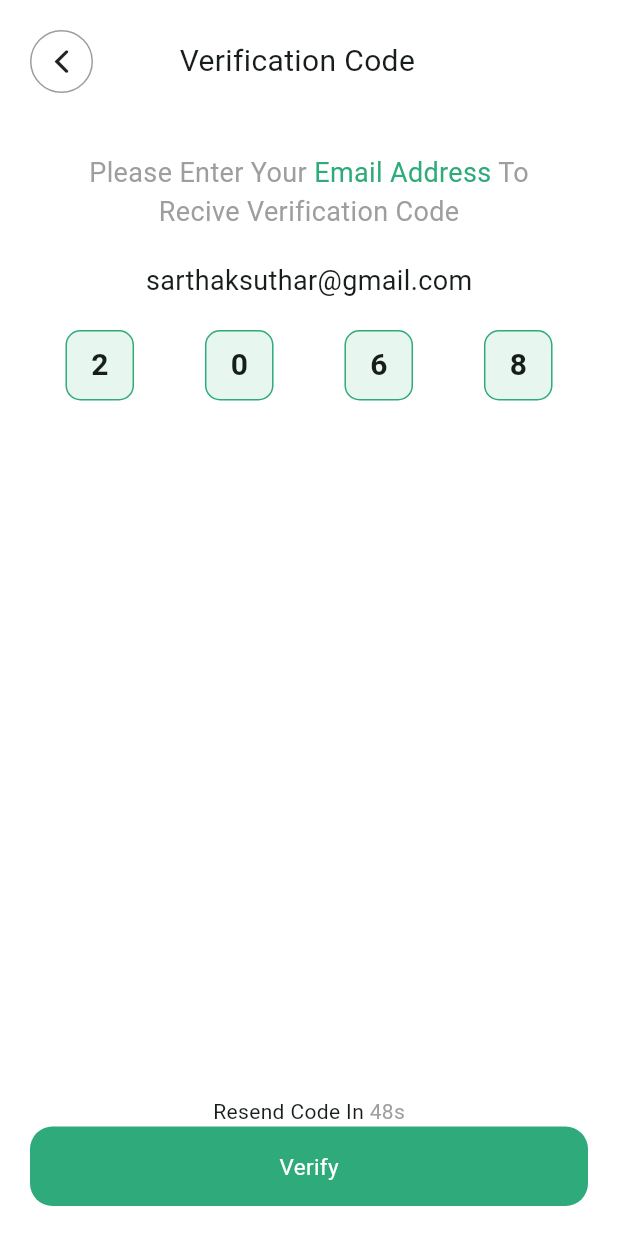
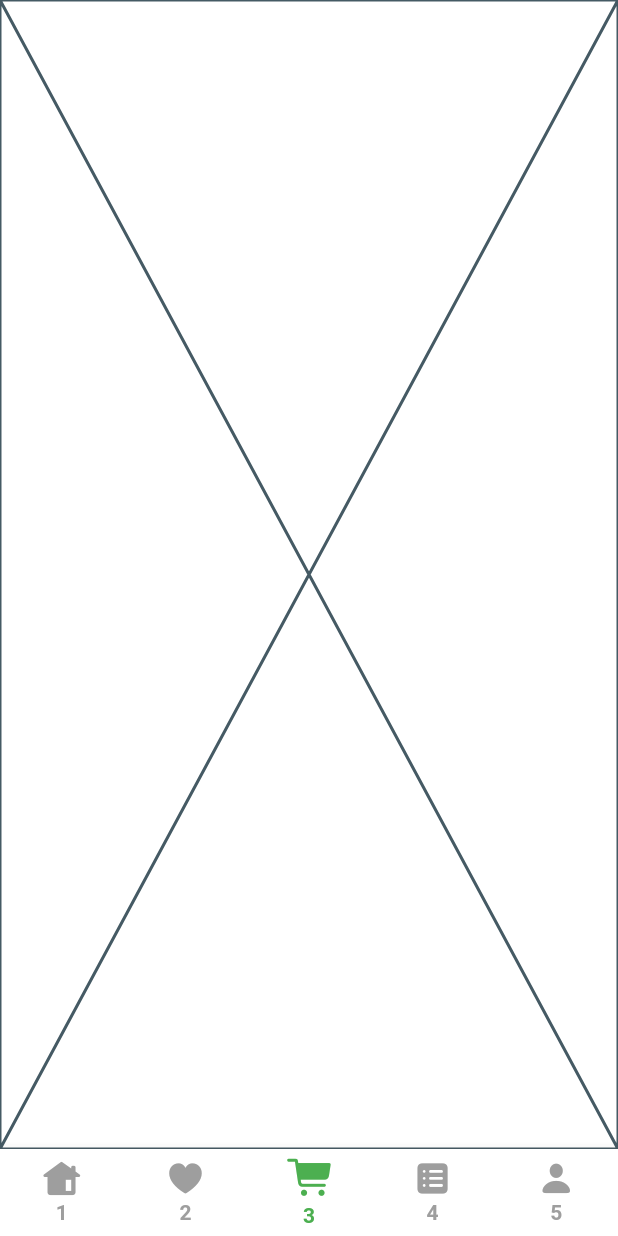
Before and after one commit to SarthakSuthar/Grocery-App, a Flutter app: the screen it shows after launch, on a phone screen of 412 x 824 dp. Run offline on Flutter 3.47's test engine with Material 3 defaults, Android fonts, the light colour scheme and no system bars; drawn by our look-alikes of stylish_bottom_bar.

Commit message:
Home Screen and new password screen added

```diff
--- /dev/null
+++ b/lib/MyCart/my_cart.dart
@@ -0,0 +1,15 @@
+import 'package:flutter/material.dart';
+
+class MyCart extends StatefulWidget {
+  const MyCart({super.key});
+
+  @override
+  State<MyCart> createState() => _MyCartState();
+}
+
+class _MyCartState extends State<MyCart> {
+  @override
+  Widget build(BuildContext context) {
+    return const Placeholder();
+  }
+}
--- /dev/null
+++ b/lib/home/home_screen.dart
@@ -0,0 +1,86 @@
+import 'package:flutter/cupertino.dart';
+import 'package:flutter/material.dart';
+import 'package:grocery_app/Dashboard/dashboard.dart';
+import 'package:grocery_app/MyCart/my_cart.dart';
+import 'package:grocery_app/MyFavourite/my_favourite.dart';
+import 'package:grocery_app/MyOrder/my_order.dart';
+import 'package:grocery_app/Profile/profile.dart';
+import 'package:stylish_bottom_bar/stylish_bottom_bar.dart';
+
+class HomeScreen extends StatefulWidget {
+  const HomeScreen({super.key});
+
+  @override
+  State<HomeScreen> createState() => _HomeScreenState();
+}
+
+class _HomeScreenState extends State<HomeScreen> {
+  @override
+  Widget build(BuildContext context) {
+    int _selectedIndex = 2;
+
+    List<Widget> _screen = [
+      const Dashboard(),
+      const MyFavourite(),
+      const MyCart(),
+      const MyOrder(),
+      const Profile(),
+    ];
+
+    return Scaffold(
+      backgroundColor: Colors.white,
+      body: _screen[_selectedIndex],
+      bottomNavigationBar: StylishBottomBar(
+        elevation: 8,
+        items: [
+          BottomBarItem(
+            icon: const Icon(CupertinoIcons.house_alt_fill),
+            title: const Text('1'),
+            backgroundColor: Colors.green,
+          ),
+          BottomBarItem(
+            icon: const Icon(CupertinoIcons.heart_fill),
+            title: const Text('2'),
+            backgroundColor: Colors.green,
+          ),
+          BottomBarItem(
+            icon: const Icon(CupertinoIcons.cart_fill),
+            title: const Text('3'),
+            backgroundColor: Colors.green,
+            // selectedIcon: const Icon(CupertinoIcons.cart_fill),
+          ),
+          BottomBarItem(
+            icon: const Icon(CupertinoIcons.square_list_fill),
+            title: const Text('4'),
+            backgroundColor: Colors.green,
+          ),
+          BottomBarItem(
+            icon: const Icon(CupertinoIcons.person_fill),
+            title: const Text('5'),
+            backgroundColor: Colors.green,
+          ),
+        ],
+        option: DotBarOptions(
+          dotStyle: DotStyle.circle,
+          gradient: const LinearGradient(
+            colors: [
+              Colors.deepPurple,
+              Colors.deepPurple,
+            ],
+            begin: Alignment.center,
+            end: Alignment.topCenter,
+          ),
+        ),
+        notchStyle: NotchStyle.circle,
+        // fabLocation: StylishBarFabLocation.center,
+        hasNotch: true,
+        currentIndex: _selectedIndex,
+        onTap: (index) {
+          setState(() {
+            _selectedIndex = index;
+          });
+        },
+      ),
+    );
+  }
+}
--- a/lib/main.dart
+++ b/lib/main.dart
@@ -1,9 +1,11 @@
 import 'package:flutter/material.dart';
 import 'package:grocery_app/AppColors.dart';
+import 'package:grocery_app/SignIn/UI/new_password.dart';
 import 'package:grocery_app/SignIn/UI/recovery_password.dart';
 import 'package:grocery_app/SignIn/UI/verification_code_ui.dart';
 import 'package:grocery_app/SignUp/UI/sign_up.dart';
 import 'package:grocery_app/SplashScreen/UI/splash_screen.dart';
+import 'package:grocery_app/home/home_screen.dart';
 
 void main() {
   runApp(const MyApp());
@@ -22,7 +24,7 @@ class MyApp extends StatelessWidget {
         colorScheme: ColorScheme.fromSeed(seedColor: Appcolors.appPrimary),
         useMaterial3: true,
       ),
-      home: const VerificationCodeScreen(),
+      home: const HomeScreen(),
     );
   }
 }
--- a/pubspec.yaml
+++ b/pubspec.yaml
@@ -30,6 +30,7 @@ environment:
 dependencies:
   flutter:
     sdk: flutter
+  stylish_bottom_bar: ^1.1.0
 
 
   # The following adds the Cupertino Icons font to your application.
```
Also changed, not shown: lib/Dashboard/dashboard.dart (added, +15 -0 lines), lib/MyFavourite/my_favourite.dart (added, +15 -0 lines), lib/MyOrder/my_order.dart (added, +15 -0 lines), lib/Profile/profile.dart (added, +15 -0 lines), lib/SignIn/UI/new_password.dart (added, +140 -0 lines), lib/SignIn/UI/recovery_password.dart (+19 -2 lines), lib/SignIn/UI/sign_in.dart (+5 -4 lines), lib/SignIn/UI/verification_code_ui.dart (+11 -1 lines), pubspec.lock.
